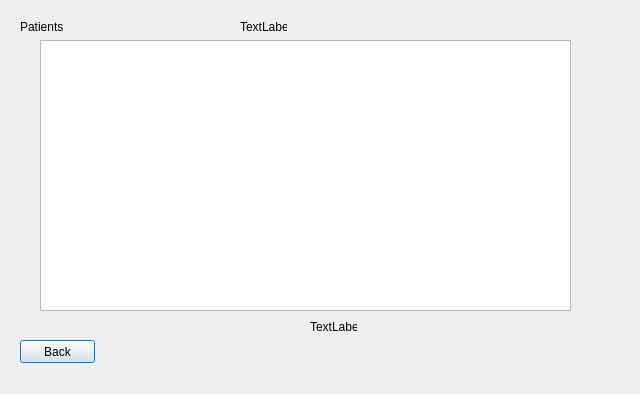
Old version of the form courses/prog_base_3/project/ClinicsManagementSystem/doctorpatient.ui in the repository KarinaChumak/KPIrepository.
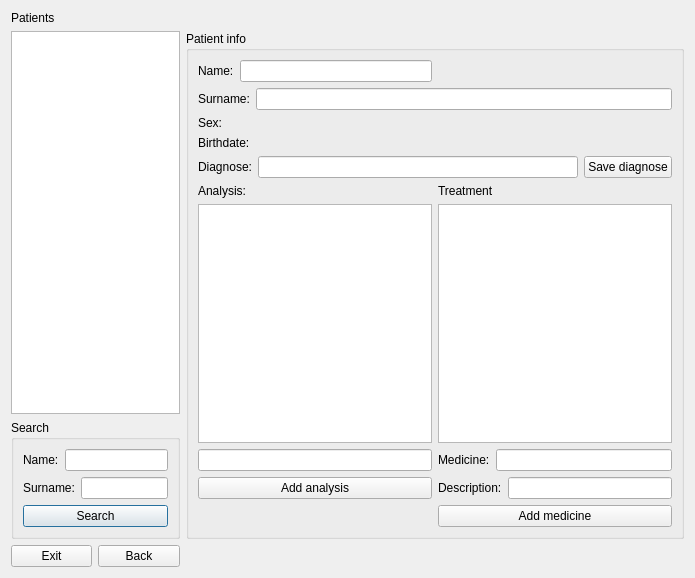
New version of the form.

What changed in the file:
```diff
--- a/courses/prog_base_3/project/ClinicsManagementSystem/doctorpatient.ui
+++ b/courses/prog_base_3/project/ClinicsManagementSystem/doctorpatient.ui
@@ -6,75 +6,260 @@
    <rect>
     <x>0</x>
     <y>0</y>
-    <width>640</width>
-    <height>394</height>
+    <width>695</width>
+    <height>578</height>
    </rect>
   </property>
   <property name="windowTitle">
    <string>Dialog</string>
   </property>
-  <widget class="QPushButton" name="pushButton_back">
-   <property name="geometry">
-    <rect>
-     <x>20</x>
-     <y>340</y>
-     <width>75</width>
-     <height>23</height>
-    </rect>
-   </property>
-   <property name="text">
-    <string>Back</string>
-   </property>
-  </widget>
-  <widget class="QTableView" name="tableView">
-   <property name="geometry">
-    <rect>
-     <x>40</x>
-     <y>40</y>
-     <width>531</width>
-     <height>271</height>
-    </rect>
-   </property>
-  </widget>
-  <widget class="QLabel" name="label">
-   <property name="geometry">
-    <rect>
-     <x>20</x>
-     <y>20</y>
-     <width>47</width>
-     <height>13</height>
-    </rect>
-   </property>
-   <property name="text">
-    <string>Patients</string>
-   </property>
-  </widget>
-  <widget class="QLabel" name="label_2">
-   <property name="geometry">
-    <rect>
-     <x>240</x>
-     <y>20</y>
-     <width>47</width>
-     <height>13</height>
-    </rect>
-   </property>
-   <property name="text">
-    <string>TextLabel</string>
-   </property>
-  </widget>
-  <widget class="QLabel" name="label_3">
-   <property name="geometry">
-    <rect>
-     <x>310</x>
-     <y>320</y>
-     <width>47</width>
-     <height>13</height>
-    </rect>
-   </property>
-   <property name="text">
-    <string>TextLabel</string>
-   </property>
-  </widget>
+  <layout class="QGridLayout" name="gridLayout_3">
+   <item row="2" column="0" colspan="2">
+    <widget class="QGroupBox" name="groupBox_2">
+     <property name="title">
+      <string>Search</string>
+     </property>
+     <layout class="QGridLayout" name="gridLayout_2">
+      <item row="0" column="0">
+       <layout class="QHBoxLayout" name="horizontalLayout_6">
+        <item>
+         <widget class="QLabel" name="label_9">
+          <property name="text">
+           <string>Name:</string>
+          </property>
+         </widget>
+        </item>
+        <item>
+         <widget class="QLineEdit" name="lineEdit_name_2"/>
+        </item>
+       </layout>
+      </item>
+      <item row="1" column="0">
+       <layout class="QHBoxLayout" name="horizontalLayout_7">
+        <item>
+         <widget class="QLabel" name="label_10">
+          <property name="text">
+           <string>Surname:</string>
+          </property>
+         </widget>
+        </item>
+        <item>
+         <widget class="QLineEdit" name="lineEdit_surname_2"/>
+        </item>
+       </layout>
+      </item>
+      <item row="2" column="0">
+       <widget class="QPushButton" name="pushButton_search">
+        <property name="text">
+         <string>Search</string>
+        </property>
+       </widget>
+      </item>
+     </layout>
+    </widget>
+   </item>
+   <item row="0" column="0">
+    <widget class="QLabel" name="label">
+     <property name="text">
+      <string>Patients</string>
+     </property>
+    </widget>
+   </item>
+   <item row="3" column="1">
+    <widget class="QPushButton" name="pushButton_back">
+     <property name="text">
+      <string>Back</string>
+     </property>
+    </widget>
+   </item>
+   <item row="3" column="0">
+    <widget class="QPushButton" name="pushButton">
+     <property name="text">
+      <string>Exit</string>
+     </property>
+    </widget>
+   </item>
+   <item row="1" column="0" colspan="2">
+    <widget class="QTableView" name="tableView"/>
+   </item>
+   <item row="1" column="2" rowspan="2">
+    <widget class="QGroupBox" name="groupBox">
+     <property name="title">
+      <string>Patient info</string>
+     </property>
+     <layout class="QGridLayout" name="gridLayout">
+      <item row="0" column="0">
+       <layout class="QHBoxLayout" name="horizontalLayout">
+        <item>
+         <widget class="QLabel" name="label_3">
+          <property name="text">
+           <string>Name:</string>
+          </property>
+         </widget>
+        </item>
+        <item>
+         <widget class="QLineEdit" name="lineEdit_name"/>
+        </item>
+       </layout>
+      </item>
+      <item row="1" column="0" colspan="2">
+       <layout class="QVBoxLayout" name="verticalLayout">
+        <item>
+         <layout class="QHBoxLayout" name="horizontalLayout_2">
+          <item>
+           <widget class="QLabel" name="label_4">
+            <property name="text">
+             <string>Surname:</string>
+            </property>
+           </widget>
+          </item>
+          <item>
+           <widget class="QLineEdit" name="lineEdit_surname"/>
+          </item>
+         </layout>
+        </item>
+        <item>
+         <layout class="QHBoxLayout" name="horizontalLayout_3">
+          <item>
+           <widget class="QLabel" name="label_5">
+            <property name="text">
+             <string>Sex:</string>
+            </property>
+           </widget>
+          </item>
+          <item>
+           <widget class="QLabel" name="label_sex">
+            <property name="text">
+             <string/>
+            </property>
+           </widget>
+          </item>
+         </layout>
+        </item>
+        <item>
+         <layout class="QHBoxLayout" name="horizontalLayout_4">
+          <item>
+           <widget class="QLabel" name="label_6">
+            <property name="text">
+             <string>Birthdate:</string>
+            </property>
+           </widget>
+          </item>
+          <item>
+           <widget class="QLabel" name="label_birthdate">
+            <property name="text">
+             <string/>
+            </property>
+           </widget>
+          </item>
+         </layout>
+        </item>
+        <item>
+         <layout class="QHBoxLayout" name="horizontalLayout_5">
+          <item>
+           <widget class="QLabel" name="label_8">
+            <property name="text">
+             <string>Diagnose:</string>
+            </property>
+           </widget>
+          </item>
+          <item>
+           <widget class="QLineEdit" name="lineEdit_diagnose"/>
+          </item>
+          <item>
+           <widget class="QPushButton" name="pushButton_edit">
+            <property name="whatsThis">
+             <string>If you want to change the diagnose, enter the new one,then press</string>
+            </property>
+            <property name="text">
+             <string>Save diagnose</string>
+            </property>
+           </widget>
+          </item>
+         </layout>
+        </item>
+       </layout>
+      </item>
+      <item row="2" column="0">
+       <widget class="QLabel" name="label_7">
+        <property name="text">
+         <string>Analysis:</string>
+        </property>
+       </widget>
+      </item>
+      <item row="2" column="1">
+       <widget class="QLabel" name="label_2">
+        <property name="text">
+         <string>Treatment</string>
+        </property>
+       </widget>
+      </item>
+      <item row="3" column="0">
+       <widget class="QListView" name="listView_analysis"/>
+      </item>
+      <item row="3" column="1">
+       <widget class="QTableView" name="tableView_treatment"/>
+      </item>
+      <item row="4" column="0">
+       <widget class="QLineEdit" name="lineEdit_analysis"/>
+      </item>
+      <item row="4" column="1">
+       <layout class="QHBoxLayout" name="horizontalLayout_9">
+        <item>
+         <widget class="QLabel" name="label_11">
+          <property name="text">
+           <string>Medicine:</string>
+          </property>
+         </widget>
+        </item>
+        <item>
+         <widget class="QLineEdit" name="lineEdit_medicine"/>
+        </item>
+       </layout>
+      </item>
+      <item row="5" column="0">
+       <widget class="QPushButton" name="pushButton_add_analysis">
+        <property name="text">
+         <string>Add analysis</string>
+        </property>
+       </widget>
+      </item>
+      <item row="5" column="1">
+       <layout class="QHBoxLayout" name="horizontalLayout_8">
+        <item>
+         <widget class="QLabel" name="label_12">
+          <property name="text">
+           <string>Description:</string>
+          </property>
+         </widget>
+        </item>
+        <item>
+         <widget class="QLineEdit" name="lineEdit_description"/>
+        </item>
+       </layout>
+      </item>
+      <item row="6" column="1">
+       <widget class="QPushButton" name="pushButton_add_medicine">
+        <property name="text">
+         <string>Add medicine</string>
+        </property>
+       </widget>
+      </item>
+     </layout>
+     <zorder>layoutWidget</zorder>
+     <zorder>layoutWidget</zorder>
+     <zorder>label_7</zorder>
+     <zorder>layoutWidget</zorder>
+     <zorder>listView_analysis</zorder>
+     <zorder>label_2</zorder>
+     <zorder>pushButton_add_medicine</zorder>
+     <zorder>pushButton_add_analysis</zorder>
+     <zorder>lineEdit_analysis</zorder>
+     <zorder>tableView_treatment</zorder>
+     <zorder>pushButton_edit</zorder>
+    </widget>
+   </item>
+  </layout>
  </widget>
  <resources/>
  <connections/>
```
